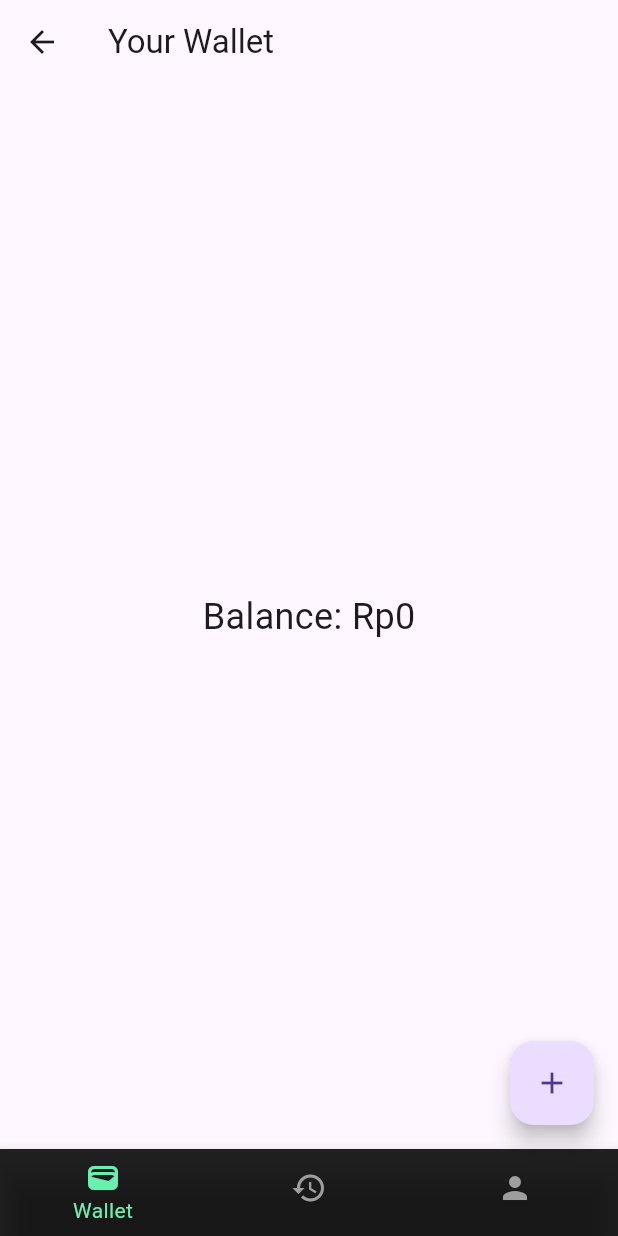
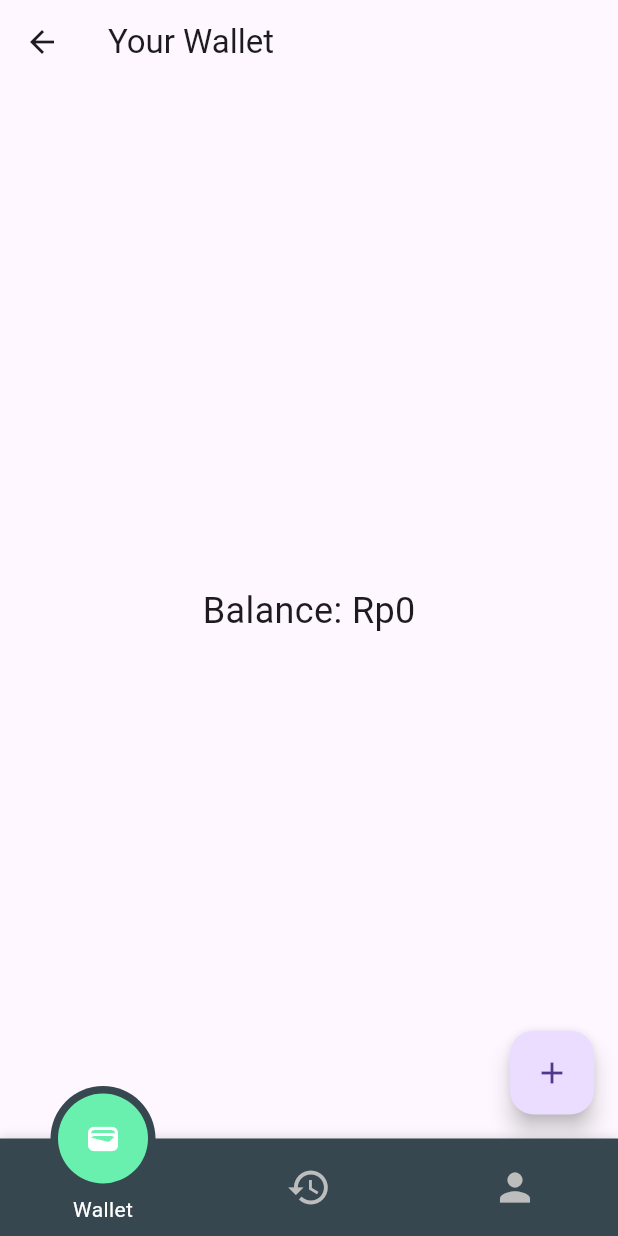
Before and after one commit to Nandra-png/renpouch, a Flutter app: the HomeScreen screen opened by its route, on a phone screen of 412 x 824 dp. Run offline on Flutter 3.47's test engine with Material 3 defaults, Android fonts, the light colour scheme and no system bars; drawn by our look-alikes of motion_tab_bar_v2; our stand-ins replace get.

Commit message:
styling button nav

```diff
--- a/lib/screens/home_screen.dart
+++ b/lib/screens/home_screen.dart
@@ -1,5 +1,6 @@
 import 'package:flutter/material.dart';
 import 'package:get/get.dart';
+import 'package:motion_tab_bar_v2/motion-tab-bar.dart';
 import 'package:repouch/screens/history_screen.dart';
 import 'package:repouch/screens/main_wallet.dart';
 import 'profile_screen.dart';
@@ -13,32 +14,32 @@ class HomeScreen extends StatelessWidget {
     ProfileScreen(),
   ];
 
+  final List<String> labels = ["Wallet", "History", "Profile"];
+  final List<IconData> icons = [
+    Icons.wallet,
+    Icons.history,
+    Icons.person,
+  ];
+
   @override
   Widget build(BuildContext context) {
     return Scaffold(
-      body: Obx(() => screens[currentIndex.value]),
-      bottomNavigationBar: Obx(() => BottomNavigationBar(
-        backgroundColor: Colors.black87, // Background color for the bottom bar
-        currentIndex: currentIndex.value,
-        onTap: (index) => currentIndex.value = index,
-        selectedItemColor: Colors.greenAccent, // Highlight color for the selected item
-        unselectedItemColor: Colors.grey, // Color for unselected items
-        showUnselectedLabels: false, // Hide labels for unselected items
-        items: [
-          BottomNavigationBarItem(
-            icon: Icon(Icons.wallet),
-            label: 'Wallet',
-          ),
-          BottomNavigationBarItem(
-            icon: Icon(Icons.history_sharp),
-            label: 'History',
-          ),
-          BottomNavigationBarItem(
-            icon: Icon(Icons.person),
-            label: 'Profile',
-          ),
-        ],
+      body: Obx(() => IndexedStack(
+        index: currentIndex.value,
+        children: screens,
       )),
+      bottomNavigationBar: MotionTabBar(
+        labels: labels,
+        icons: icons,
+        initialSelectedTab: labels[0],
+        onTabItemSelected: (index) {
+          currentIndex.value = index;
+        },
+        tabIconColor: Colors.grey[400], // Warna ikon saat tidak terpilih
+        tabSelectedColor: Colors.greenAccent,  // Warna ikon saat terpilih
+        tabBarColor: Colors.blueGrey[800],      // Latar belakang nav bar
+        textStyle: TextStyle(color: Colors.white), // Warna teks
+      ),
     );
   }
 }
--- a/pubspec.yaml
+++ b/pubspec.yaml
@@ -11,6 +11,8 @@ dependencies:
     sdk: flutter
   get: ^4.6.5
   intl: ^0.17.0
+  motion_tab_bar_v2: ^0.3.0
+
 
 
 
@@ -19,6 +21,8 @@ dev_dependencies:
     sdk: flutter
   flutter_lints: ^4.0.0
 
+
+
 flutter:
   uses-material-design: true
   assets:
```
Also changed, not shown: pubspec.lock.
